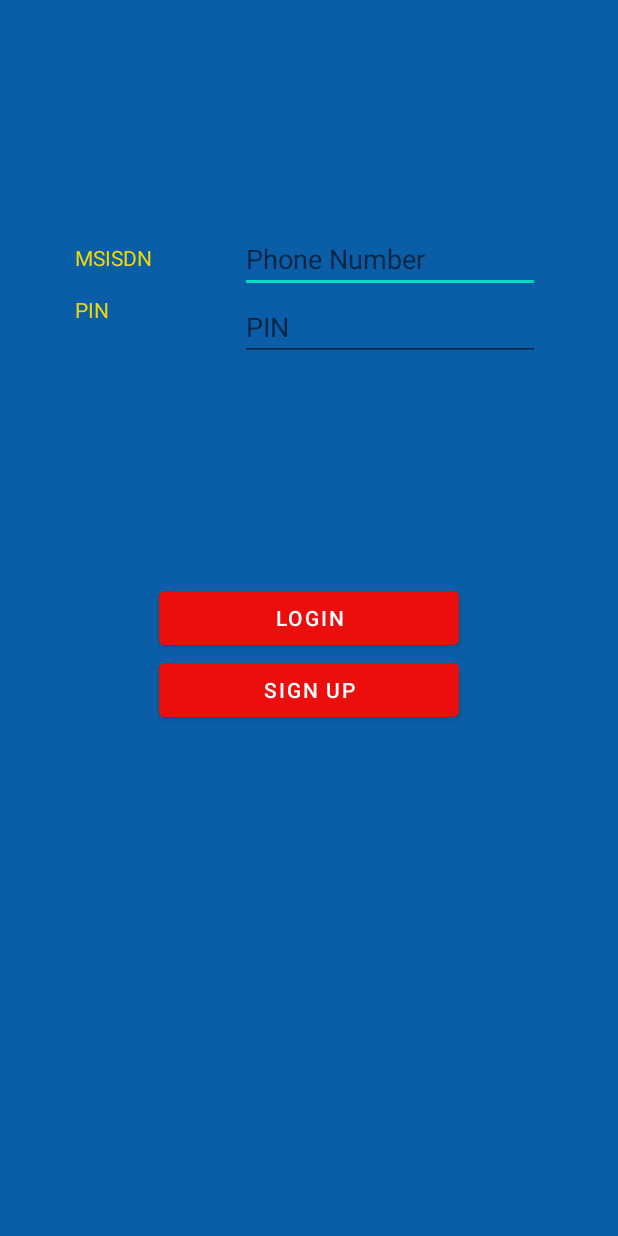
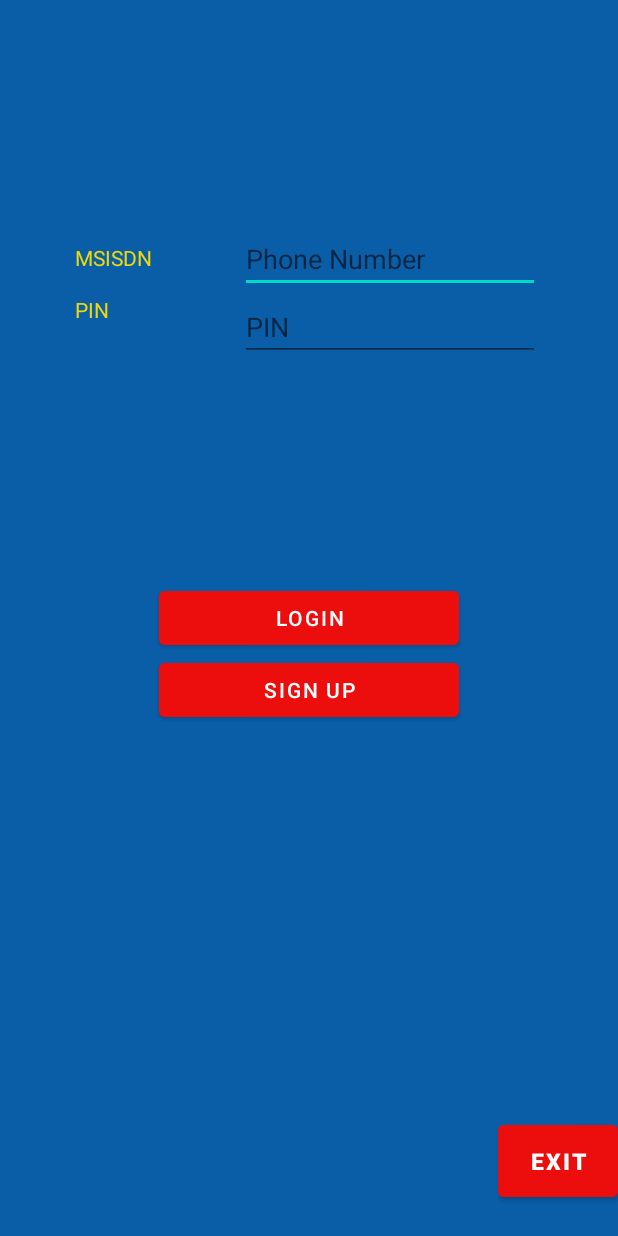
Before and after one commit to bghayadh/AliatSimActivation, an Android app: the screen it shows after launch (UserLoginActivity), on a phone screen of 412 x 824 dp. Run offline under Robolectric (Android 15) with nearby library versions, the phone set to English and light mode, and no system bars.

Commit message:
update login page

```diff
--- a/app/src/main/java/com/example/aliatsimactivation/MainActivity.java
+++ b/app/src/main/java/com/example/aliatsimactivation/MainActivity.java
@@ -5,6 +5,7 @@ import androidx.appcompat.app.AppCompatActivity;
 import androidx.core.app.ActivityCompat;
 import androidx.core.content.ContextCompat;
 
+import android.app.Activity;
 import android.content.Intent;
 import android.content.pm.PackageManager;
 import android.os.Build;
@@ -82,7 +83,8 @@ public class MainActivity extends AppCompatActivity {
         BtnExit.setOnClickListener (new View.OnClickListener ( ) {
             @Override
             public void onClick(View v) {
-                System.exit(0);
+
+                System.exit(-3);
             }
         });
 
--- a/app/src/main/java/com/example/aliatsimactivation/UserLoginActivity.java
+++ b/app/src/main/java/com/example/aliatsimactivation/UserLoginActivity.java
@@ -20,6 +20,7 @@ public class UserLoginActivity extends AppCompatActivity {
     private String file = "MSISDN.txt";
     private String s0,s1;
     private String fileContents,fileContents2;
+    private Button BtnExit;
 
     @Override
     protected void onCreate(Bundle savedInstanceState) {
@@ -28,6 +29,7 @@ public class UserLoginActivity extends AppCompatActivity {
 
         Button btnlogin = findViewById(R.id.login);
         Button btnregister = findViewById(R.id.signup);
+        BtnExit=findViewById(R.id.BtnExit);
 
         //logging into main page
         btnlogin.setOnClickListener(new View.OnClickListener() {
@@ -70,6 +72,14 @@ public class UserLoginActivity extends AppCompatActivity {
 
             LoadData();
         }
+
+        BtnExit.setOnClickListener (new View.OnClickListener ( ) {
+            @Override
+            public void onClick(View v) {
+
+                System.exit(0);
+            }
+        });
     }
 
     //function to have the ability to load a file from the storage and fill the values in edittexts
@@ -109,4 +119,6 @@ public class UserLoginActivity extends AppCompatActivity {
         pin.setText(s1);
 
     }
+
+
 }
--- a/app/src/main/res/layout/activity_main.xml
+++ b/app/src/main/res/layout/activity_main.xml
@@ -56,12 +56,12 @@
     <!-- display Exit button -->
     <Button
         android:id="@+id/BtnExit"
-        android:layout_width="80dp"
+        android:layout_width="wrap_content"
         android:layout_height="60dp"
         android:layout_alignParentBottom="true"
         android:layout_marginVertical="20dp"
         android:textColor="@color/white"
-        android:text="EXIT"
+        android:text="Login Page"
         android:textStyle="bold"
         android:textSize="15dp"
         android:backgroundTint="@color/red"
--- a/app/src/main/res/layout/user_login_layout.xml
+++ b/app/src/main/res/layout/user_login_layout.xml
@@ -73,5 +73,19 @@
         android:id="@+id/text_view1">
 
     </TextView>
+    <!-- display Exit button -->
+    <Button
+        android:id="@+id/BtnExit"
+        android:layout_width="80dp"
+        android:layout_height="60dp"
+        android:layout_alignParentBottom="true"
+        android:layout_marginVertical="20dp"
+        android:textColor="@color/white"
+        android:text="EXIT"
+        android:textStyle="bold"
+        android:textSize="15dp"
+        android:backgroundTint="@color/red"
+        android:layout_alignParentRight="true"
+        />
 
 </RelativeLayout>
```
